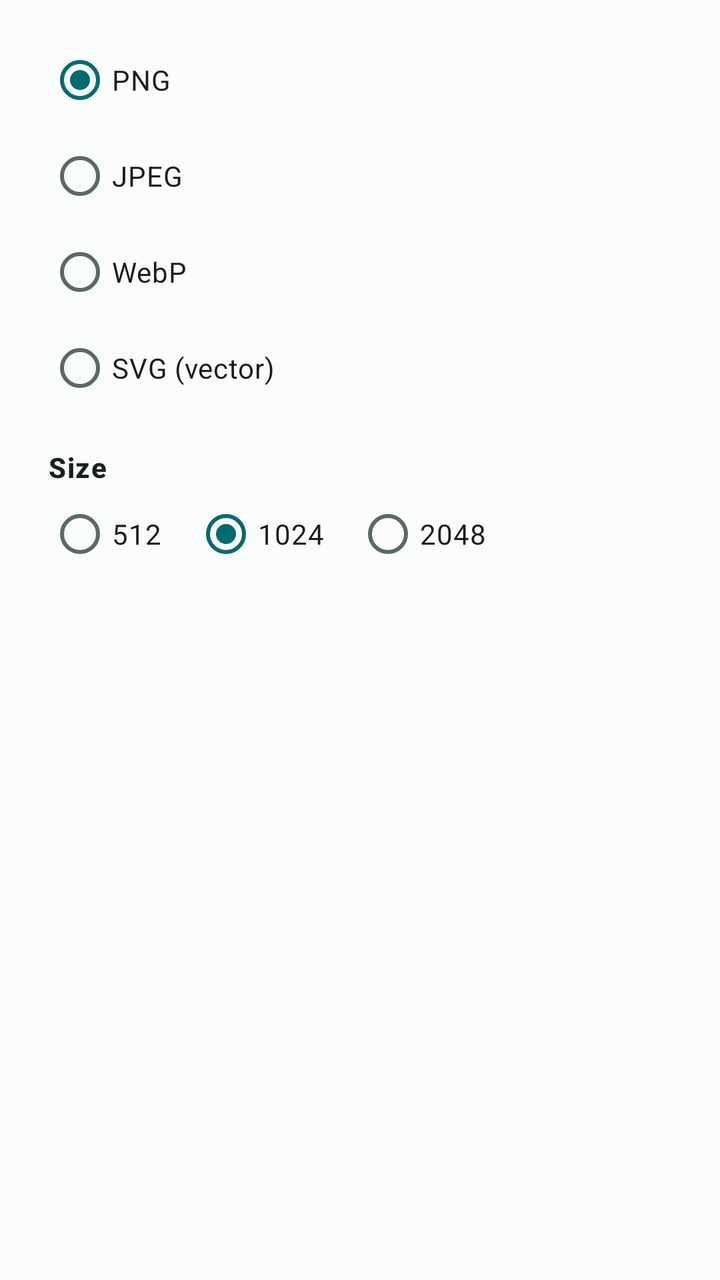
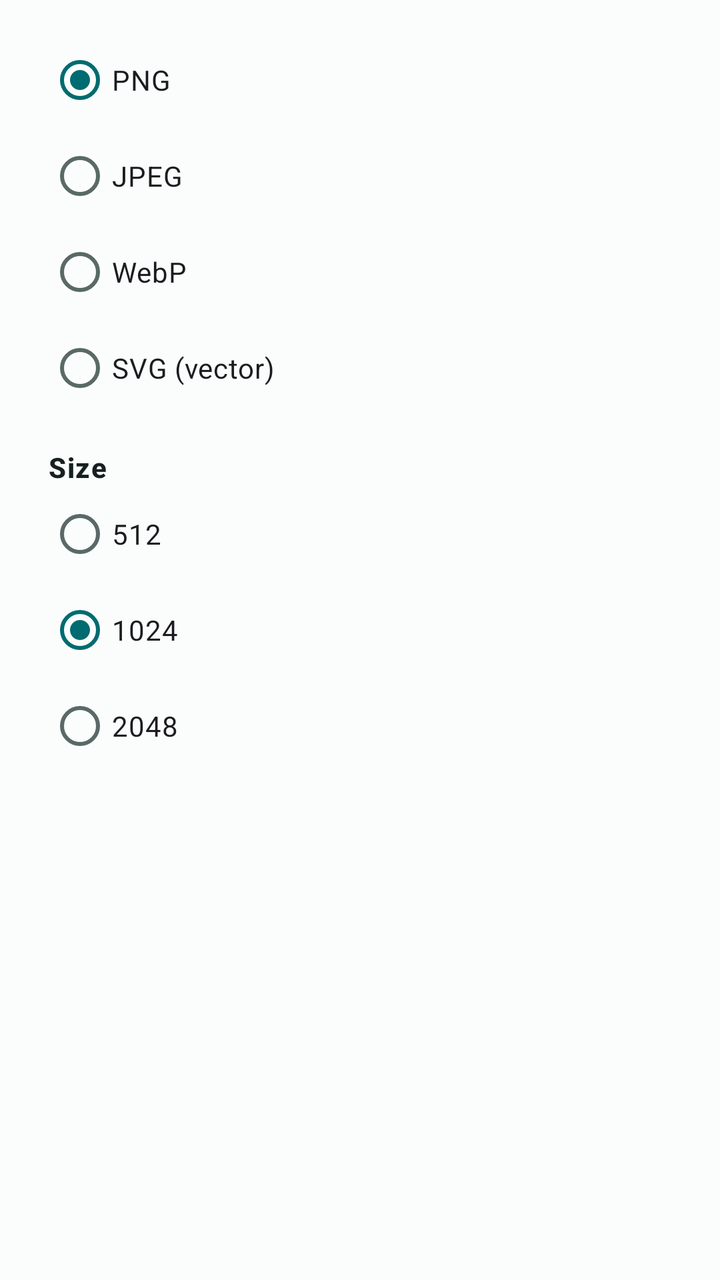

Compare the two renders of this Android layout. The source of the first and the diff that turns it into the second are given below.
<!-- AndroidManifest.xml: application theme Theme.QRCodeSimple -->
<!-- res/layout/dialog_save_options.xml -->
<?xml version="1.0" encoding="utf-8"?>
<LinearLayout xmlns:android="http://schemas.android.com/apk/res/android"
    android:layout_width="match_parent"
    android:layout_height="wrap_content"
    android:background="@color/app_surface"
    android:orientation="vertical"
    android:paddingStart="24dp"
    android:paddingEnd="24dp"
    android:paddingTop="16dp"
    android:paddingBottom="8dp">

    <RadioGroup
        android:id="@+id/rgFormat"
        android:layout_width="match_parent"
        android:layout_height="wrap_content">

        <RadioButton
            android:id="@+id/rbFormatPng"
            android:layout_width="wrap_content"
            android:layout_height="wrap_content"
            android:checked="true"
            android:minHeight="@dimen/touch_target_min"
            android:text="@string/format_png_label" />

        <RadioButton
            android:id="@+id/rbFormatJpeg"
            android:layout_width="wrap_content"
            android:layout_height="wrap_content"
            android:minHeight="@dimen/touch_target_min"
            android:text="@string/format_jpeg_label" />

        <RadioButton
            android:id="@+id/rbFormatWebp"
            android:layout_width="wrap_content"
            android:layout_height="wrap_content"
            android:minHeight="@dimen/touch_target_min"
            android:text="@string/format_webp_label" />

        <RadioButton
            android:id="@+id/rbFormatSvg"
            android:layout_width="wrap_content"
            android:layout_height="wrap_content"
            android:minHeight="@dimen/touch_target_min"
            android:text="@string/format_svg_vector" />

    </RadioGroup>

    <TextView
        android:id="@+id/tvSizeLabel"
        android:layout_width="wrap_content"
        android:layout_height="wrap_content"
        android:layout_marginTop="16dp"
        android:text="@string/save_size"
        android:textAppearance="@style/TextAppearance.QRCodeSimple.SectionLabel" />

    <RadioGroup
        android:id="@+id/rgSize"
        android:layout_width="match_parent"
        android:layout_height="wrap_content"
        android:orientation="horizontal">

        <RadioButton
            android:id="@+id/rbSize512"
            android:layout_width="wrap_content"
            android:layout_height="wrap_content"
            android:minHeight="@dimen/touch_target_min"
            android:text="@string/size_512" />

        <RadioButton
            android:id="@+id/rbSize1024"
            android:layout_width="wrap_content"
            android:layout_height="wrap_content"
            android:layout_marginStart="16dp"
            android:checked="true"
            android:minHeight="@dimen/touch_target_min"
            android:text="@string/size_1024" />

        <RadioButton
            android:id="@+id/rbSize2048"
            android:layout_width="wrap_content"
            android:layout_height="wrap_content"
            android:layout_marginStart="16dp"
            android:minHeight="@dimen/touch_target_min"
            android:text="@string/size_2048" />

    </RadioGroup>

</LinearLayout>
<!-- resources referenced by this layout -->
<resources>
  <color name="app_surface">#FFFBFDFC</color>
  <dimen name="touch_target_min">48dp</dimen>
  <string name="format_jpeg_label">JPEG</string>
  <string name="format_png_label">PNG</string>
  <string name="format_svg_vector">SVG (vector)</string>
  <string name="format_webp_label">WebP</string>
  <string name="save_size">Size</string>
  <string name="size_1024">1024</string>
  <string name="size_2048">2048</string>
  <string name="size_512">512</string>
  <style name="TextAppearance.QRCodeSimple.SectionLabel" parent="TextAppearance.Material3.TitleSmall">
          <item name="android:textColor">@color/app_text_primary</item>
          <item name="android:textStyle">bold</item>
          <item name="android:letterSpacing">0.04</item>
      </style>
  <style name="Theme.QRCodeSimple" parent="Theme.QRCodeSimple.Base">
          <item name="windowActionBar">false</item>
          <item name="windowNoTitle">true</item>
      </style>
  <color name="app_text_primary">#FF172020</color>
  <color name="app_primary">#FF006B70</color>
  <color name="app_on_primary">#FFFFFFFF</color>
  <color name="app_primary_container">#FFD8EFED</color>
  <color name="app_on_primary_container">#FF064E52</color>
  <color name="app_secondary">#FF496563</color>
  <color name="app_on_secondary">#FFFFFFFF</color>
  <color name="app_secondary_container">#FFDDE8E6</color>
  <color name="app_on_secondary_container">#FF243F3E</color>
  <color name="app_surface_variant">#FFEAF1EF</color>
  <color name="app_background">#FFF4F7F6</color>
  <color name="app_text_secondary">#FF596967</color>
  <color name="app_outline">#FF758684</color>
  <color name="app_outline_variant">#FFCFDDDA</color>
  <color name="app_error">#FFB3261E</color>
  <color name="app_on_error">#FFFFFFFF</color>
  <color name="app_error_container">#FFF9DEDC</color>
  <color name="app_on_error_container">#FF410E0B</color>
  <style name="Widget.QRCodeSimple.Button.Primary" parent="Widget.Material3.Button">
          <item name="android:minHeight">@dimen/touch_target_min</item>
          <item name="android:textColor">@color/app_on_primary</item>
          <item name="backgroundTint">@color/app_primary</item>
          <item name="cornerRadius">@dimen/radius_compact</item>
          <item name="iconTint">@color/app_on_primary</item>
      </style>
  <style name="Widget.QRCodeSimple.Panel" parent="">
          <item name="cardBackgroundColor">@color/app_surface</item>
          <item name="cardCornerRadius">@dimen/radius_panel</item>
          <item name="cardElevation">0dp</item>
          <item name="strokeColor">@color/app_outline_variant</item>
          <item name="strokeWidth">@dimen/stroke_panel</item>
      </style>
  <style name="ShapeAppearance.QRCodeSimple.Panel" parent="ShapeAppearance.Material3.Corner.Medium">
          <item name="cornerFamily">rounded</item>
          <item name="cornerSize">@dimen/radius_panel</item>
      </style>
  <style name="Widget.QRCodeSimple.Button.Text" parent="Widget.Material3.Button.TextButton">
          <item name="android:minHeight">@dimen/touch_target_min</item>
          <item name="android:textColor">@color/app_primary</item>
          <item name="iconTint">@color/app_primary</item>
      </style>
  <dimen name="radius_compact">8dp</dimen>
  <dimen name="radius_panel">12dp</dimen>
  <dimen name="stroke_panel">1dp</dimen>
  <style name="Widget.QRCodeSimple.BottomNavigationView.ActiveIndicator" parent="Widget.Material3.BottomNavigationView.ActiveIndicator">
          <item name="android:color">@color/app_primary_container</item>
          <item name="shapeAppearance">@style/ShapeAppearance.QRCodeSimple.Compact</item>
      </style>
  <style name="ShapeAppearance.QRCodeSimple.Compact" parent="ShapeAppearance.Material3.Corner.Small">
          <item name="cornerFamily">rounded</item>
          <item name="cornerSize">@dimen/radius_compact</item>
      </style>
  <!-- unchanged entries left out for length: 3 -->
</resources>

<!-- the commit's change to res/layout/dialog_save_options.xml (unified diff, before → after) -->
@@ -1,88 +1,95 @@
 <?xml version="1.0" encoding="utf-8"?>
-<LinearLayout xmlns:android="http://schemas.android.com/apk/res/android"
+<androidx.core.widget.NestedScrollView xmlns:android="http://schemas.android.com/apk/res/android"
+    android:id="@+id/saveOptionsScrollView"
     android:layout_width="match_parent"
     android:layout_height="wrap_content"
     android:background="@color/app_surface"
-    android:orientation="vertical"
-    android:paddingStart="24dp"
-    android:paddingEnd="24dp"
-    android:paddingTop="16dp"
-    android:paddingBottom="8dp">
+    android:fillViewport="true"
+    android:scrollbarStyle="insideInset">
 
-    <RadioGroup
-        android:id="@+id/rgFormat"
+    <LinearLayout
         android:layout_width="match_parent"
-        android:layout_height="wrap_content">
+        android:layout_height="wrap_content"
+        android:orientation="vertical"
+        android:paddingStart="@dimen/space_24"
+        android:paddingTop="@dimen/space_16"
+        android:paddingEnd="@dimen/space_24"
+        android:paddingBottom="@dimen/space_8">
 
-        <RadioButton
-            android:id="@+id/rbFormatPng"
+        <RadioGroup
+            android:id="@+id/rgFormat"
+            android:layout_width="match_parent"
+            android:layout_height="wrap_content">
+
+            <RadioButton
+                android:id="@+id/rbFormatPng"
+                android:layout_width="match_parent"
+                android:layout_height="wrap_content"
+                android:checked="true"
+                android:minHeight="@dimen/touch_target_min"
+                android:text="@string/format_png_label" />
+
+            <RadioButton
+                android:id="@+id/rbFormatJpeg"
+                android:layout_width="match_parent"
+                android:layout_height="wrap_content"
+                android:minHeight="@dimen/touch_target_min"
+                android:text="@string/format_jpeg_label" />
+
+            <RadioButton
+                android:id="@+id/rbFormatWebp"
+                android:layout_width="match_parent"
+                android:layout_height="wrap_content"
+                android:minHeight="@dimen/touch_target_min"
+                android:text="@string/format_webp_label" />
+
+            <RadioButton
+                android:id="@+id/rbFormatSvg"
+                android:layout_width="match_parent"
+                android:layout_height="wrap_content"
+                android:minHeight="@dimen/touch_target_min"
+                android:text="@string/format_svg_vector" />
+
+        </RadioGroup>
+
+        <TextView
+            android:id="@+id/tvSizeLabel"
             android:layout_width="wrap_content"
             android:layout_height="wrap_content"
-            android:checked="true"
-            android:minHeight="@dimen/touch_target_min"
-            android:text="@string/format_png_label" />
+            android:layout_marginTop="@dimen/space_16"
+            android:text="@string/save_size"
+            android:textAppearance="@style/TextAppearance.QRCodeSimple.SectionLabel" />
 
-        <RadioButton
-            android:id="@+id/rbFormatJpeg"
-            android:layout_width="wrap_content"
+        <RadioGroup
+            android:id="@+id/rgSize"
+            android:layout_width="match_parent"
             android:layout_height="wrap_content"
-            android:minHeight="@dimen/touch_target_min"
-            android:text="@string/format_jpeg_label" />
+            android:orientation="vertical">
 
-        <RadioButton
-            android:id="@+id/rbFormatWebp"
-            android:layout_width="wrap_content"
-            android:layout_height="wrap_content"
-            android:minHeight="@dimen/touch_target_min"
-            android:text="@string/format_webp_label" />
+            <RadioButton
+                android:id="@+id/rbSize512"
+                android:layout_width="match_parent"
+                android:layout_height="wrap_content"
+                android:minHeight="@dimen/touch_target_min"
+                android:text="@string/size_512" />
 
-        <RadioButton
-            android:id="@+id/rbFormatSvg"
-            android:layout_width="wrap_content"
-            android:layout_height="wrap_content"
-            android:minHeight="@dimen/touch_target_min"
-            android:text="@string/format_svg_vector" />
+            <RadioButton
+                android:id="@+id/rbSize1024"
+                android:layout_width="match_parent"
+                android:layout_height="wrap_content"
+                android:checked="true"
+                android:minHeight="@dimen/touch_target_min"
+                android:text="@string/size_1024" />
 
-    </RadioGroup>
+            <RadioButton
+                android:id="@+id/rbSize2048"
+                android:layout_width="match_parent"
+                android:layout_height="wrap_content"
+                android:minHeight="@dimen/touch_target_min"
+                android:text="@string/size_2048" />
 
-    <TextView
-        android:id="@+id/tvSizeLabel"
-        android:layout_width="wrap_content"
-        android:layout_height="wrap_content"
-        android:layout_marginTop="16dp"
-        android:text="@string/save_size"
-        android:textAppearance="@style/TextAppearance.QRCodeSimple.SectionLabel" />
+        </RadioGroup>
 
-    <RadioGroup
-        android:id="@+id/rgSize"
-        android:layout_width="match_parent"
-        android:layout_height="wrap_content"
-        android:orientation="horizontal">
+    </LinearLayout>
 
-        <RadioButton
-            android:id="@+id/rbSize512"
-            android:layout_width="wrap_content"
-            android:layout_height="wrap_content"
-            android:minHeight="@dimen/touch_target_min"
-            android:text="@string/size_512" />
-
-        <RadioButton
-            android:id="@+id/rbSize1024"
-            android:layout_width="wrap_content"
-            android:layout_height="wrap_content"
-            android:layout_marginStart="16dp"
-            android:checked="true"
-            android:minHeight="@dimen/touch_target_min"
-            android:text="@string/size_1024" />
-
-        <RadioButton
-            android:id="@+id/rbSize2048"
-            android:layout_width="wrap_content"
-            android:layout_height="wrap_content"
-            android:layout_marginStart="16dp"
-            android:minHeight="@dimen/touch_target_min"
-            android:text="@string/size_2048" />
-
-    </RadioGroup>
-
-</LinearLayout>
+</androidx.core.widget.NestedScrollView>
<!-- resource entries referenced after the edit -->
@@ -1,6 +1,9 @@
 <!-- resources referenced by this layout -->
 <resources>
   <color name="app_surface">#FFFBFDFC</color>
+  <dimen name="space_16">16dp</dimen>
+  <dimen name="space_24">24dp</dimen>
+  <dimen name="space_8">8dp</dimen>
   <dimen name="touch_target_min">48dp</dimen>
   <string name="format_jpeg_label">JPEG</string>
   <string name="format_png_label">PNG</string>
